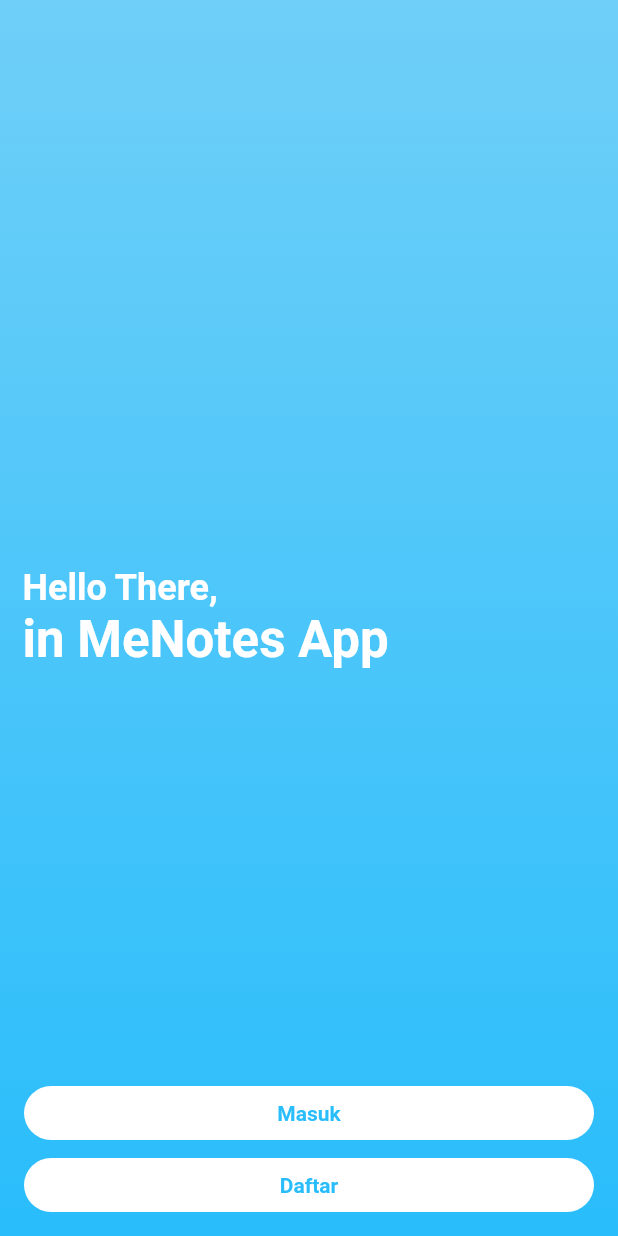
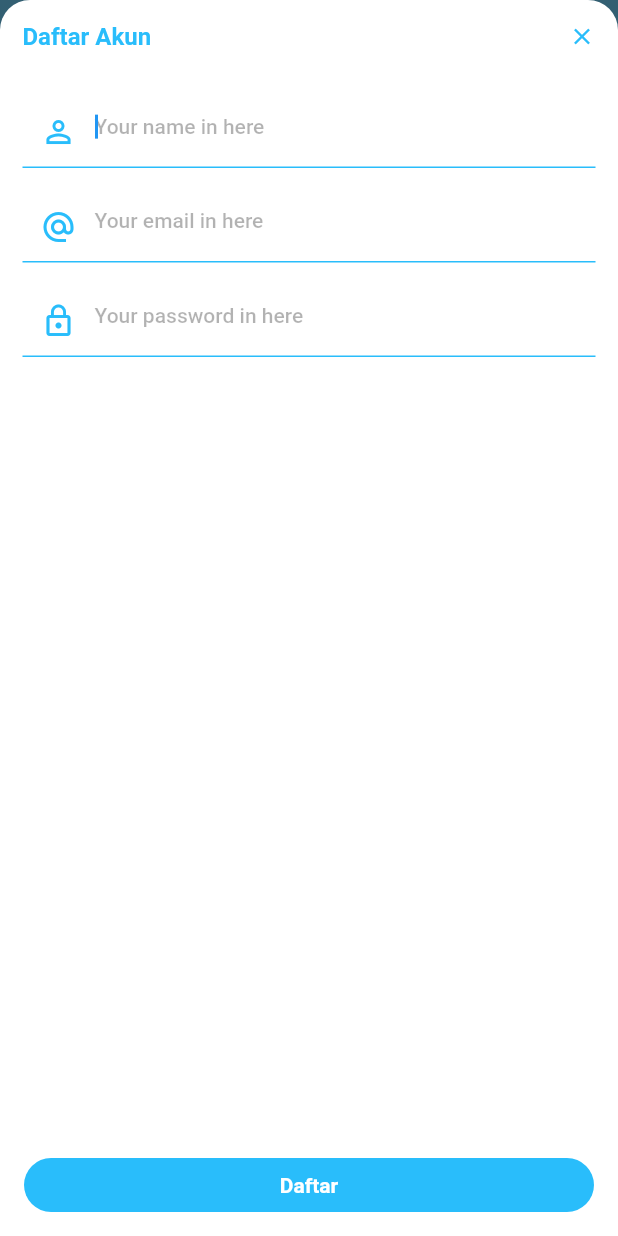
Before and after one commit to aguzri10/menotes, a Flutter app: the screen it shows after launch, after a tap on "Daftar", on a phone screen of 412 x 824 dp. Run offline on Flutter 3.47's test engine with Material 2 defaults, Android fonts, the phone set to English and light mode, and no system bars.

Commit message:
add register page with bottom sheet

```diff
--- /dev/null
+++ b/lib/pages/register/index.dart
@@ -0,0 +1,191 @@
+import 'package:flutter/material.dart';
+import 'package:menotes/commons/primary_button.dart';
+import 'package:menotes/routes/constants.dart';
+
+class RegisterPage extends StatelessWidget {
+  final double paddingTop;
+
+  const RegisterPage({Key key, @required this.paddingTop}) : super(key: key);
+  @override
+  Widget build(BuildContext context) {
+    final theme = Theme.of(context);
+    final textTheme = theme.textTheme;
+
+    return Padding(
+      padding:
+          EdgeInsets.only(bottom: MediaQuery.of(context).viewInsets.bottom),
+      child: Container(
+        margin: EdgeInsets.only(top: paddingTop),
+        decoration: BoxDecoration(
+          color: Colors.white,
+          borderRadius: BorderRadius.only(
+            topLeft: Radius.circular(20),
+            topRight: Radius.circular(20),
+          ),
+        ),
+        child: Column(
+          crossAxisAlignment: CrossAxisAlignment.start,
+          mainAxisAlignment: MainAxisAlignment.end,
+          mainAxisSize: MainAxisSize.max,
+          children: <Widget>[
+            Align(
+              alignment: Alignment.topCenter,
+              child: Padding(
+                padding: const EdgeInsets.all(15.0),
+                child: Row(
+                  crossAxisAlignment: CrossAxisAlignment.center,
+                  mainAxisAlignment: MainAxisAlignment.spaceBetween,
+                  children: <Widget>[
+                    Text(
+                      'Daftar Akun',
+                      style: textTheme.subtitle1.copyWith(
+                        color: theme.primaryColor,
+                        fontWeight: FontWeight.bold,
+                      ),
+                    ),
+                    InkWell(
+                      onTap: () {
+                        Navigator.pop(context);
+                      },
+                      child: Icon(
+                        Icons.close,
+                        color: theme.primaryColor,
+                        size: 18,
+                      ),
+                    )
+                  ],
+                ),
+              ),
+            ),
+            Expanded(
+              child: Stack(
+                children: <Widget>[
+                  CustomScrollView(
+                    slivers: <Widget>[
+                      SliverToBoxAdapter(
+                        child: Padding(
+                          padding: const EdgeInsets.all(15.0),
+                          child: Column(
+                            crossAxisAlignment: CrossAxisAlignment.start,
+                            children: <Widget>[
+                              TextField(
+                                style: textTheme.bodyText2.copyWith(
+                                  color: Colors.black.withOpacity(0.70),
+                                  fontWeight: FontWeight.w500,
+                                ),
+                                autofocus: true,
+                                decoration: InputDecoration(
+                                  hintText: 'Your name in here',
+                                  hintStyle: textTheme.bodyText2.copyWith(
+                                    color: Colors.black.withOpacity(0.30),
+                                    fontWeight: FontWeight.w500,
+                                  ),
+                                  enabledBorder: UnderlineInputBorder(
+                                    borderSide:
+                                        BorderSide(color: theme.primaryColor),
+                                  ),
+                                  focusedBorder: UnderlineInputBorder(
+                                    borderSide:
+                                        BorderSide(color: theme.primaryColor),
+                                  ),
+                                  border: UnderlineInputBorder(
+                                    borderSide:
+                                        BorderSide(color: theme.primaryColor),
+                                  ),
+                                  prefixIcon: Icon(
+                                    Icons.person_outline,
+                                    color: theme.primaryColor,
+                                    // size: 24,
+                                  ),
+                                ),
+                              ),
+                              SizedBox(height: 15),
+                              TextField(
+                                style: textTheme.bodyText2.copyWith(
+                                  color: Colors.black.withOpacity(0.70),
+                                  fontWeight: FontWeight.w500,
+                                ),
+                                autofocus: true,
+                                decoration: InputDecoration(
+                                  hintText: 'Your email in here',
+                                  hintStyle: textTheme.bodyText2.copyWith(
+                                    color: Colors.black.withOpacity(0.30),
+                                    fontWeight: FontWeight.w500,
+                                  ),
+                                  enabledBorder: UnderlineInputBorder(
+                                    borderSide:
+                                        BorderSide(color: theme.primaryColor),
+                                  ),
+                                  focusedBorder: UnderlineInputBorder(
+                                    borderSide:
+                                        BorderSide(color: theme.primaryColor),
+                                  ),
+                                  border: UnderlineInputBorder(
+                                    borderSide:
+                                        BorderSide(color: theme.primaryColor),
+                                  ),
+                                  prefixIcon: Icon(
+                                    Icons.alternate_email,
+                                    color: theme.primaryColor,
+                                    // size: 24,
+                                  ),
+                                ),
+                              ),
+                              SizedBox(height: 15),
+                              TextFormField(
+                                style: textTheme.bodyText2.copyWith(
+                                  color: Colors.black.withOpacity(0.70),
+                                  fontWeight: FontWeight.w500,
+                                ),
+                                decoration: InputDecoration(
+                                  hintText: 'Your password in here',
+                                  hintStyle: textTheme.bodyText2.copyWith(
+                                    color: Colors.black.withOpacity(0.30),
+                                    fontWeight: FontWeight.w500,
+                                  ),
+                                  enabledBorder: UnderlineInputBorder(
+                                    borderSide:
+                                        BorderSide(color: theme.primaryColor),
+                                  ),
+                                  focusedBorder: UnderlineInputBorder(
+                                    borderSide:
+                                        BorderSide(color: theme.primaryColor),
+                                  ),
+                                  border: UnderlineInputBorder(
+                                    borderSide:
+                                        BorderSide(color: theme.primaryColor),
+                                  ),
+                                  prefixIcon: Icon(
+                                    Icons.lock_outline,
+                                    color: theme.primaryColor,
+                                    // size: 24,
+                                  ),
+                                ),
+                              ),
+                            ],
+                          ),
+                        ),
+                      )
+                    ],
+                  ),
+                  Align(
+                    alignment: Alignment.bottomCenter,
+                    child: Padding(
+                      padding: const EdgeInsets.only(bottom: 10),
+                      child: PrimaryButton(
+                        onPressed: () {
+                          Navigator.pushNamedAndRemoveUntil(context, mainNavigateRoute, (route) => false);
+                        },
+                        textButton: 'Daftar',
+                      ),
+                    ),
+                  )
+                ],
+              ),
+            ),
+          ],
+        ),
+      ),
+    );
+  }
+}
--- a/lib/pages/welcome/index.dart
+++ b/lib/pages/welcome/index.dart
@@ -1,6 +1,7 @@
 import 'package:flutter/material.dart';
 import 'package:menotes/commons/secondary_button.dart';
 import 'package:menotes/pages/login/index.dart';
+import 'package:menotes/pages/register/index.dart';
 
 class WelcomePage extends StatelessWidget {
   @override
@@ -70,7 +71,19 @@ class WelcomePage extends StatelessWidget {
                       textButton: 'Masuk',
                     ),
                     SecondaryButton(
-                      onPressed: () {},
+                      onPressed: () {
+                        final paddingTop = MediaQuery.of(context).padding.top;
+                        showModalBottomSheet(
+                          context: context,
+                          backgroundColor: Colors.transparent,
+                          isScrollControlled: true,
+                          builder: (_) {
+                            return RegisterPage(
+                              paddingTop: paddingTop,
+                            );
+                          },
+                        );
+                      },
                       textButton: 'Daftar',
                     ),
                     SizedBox(height: 10)
```
